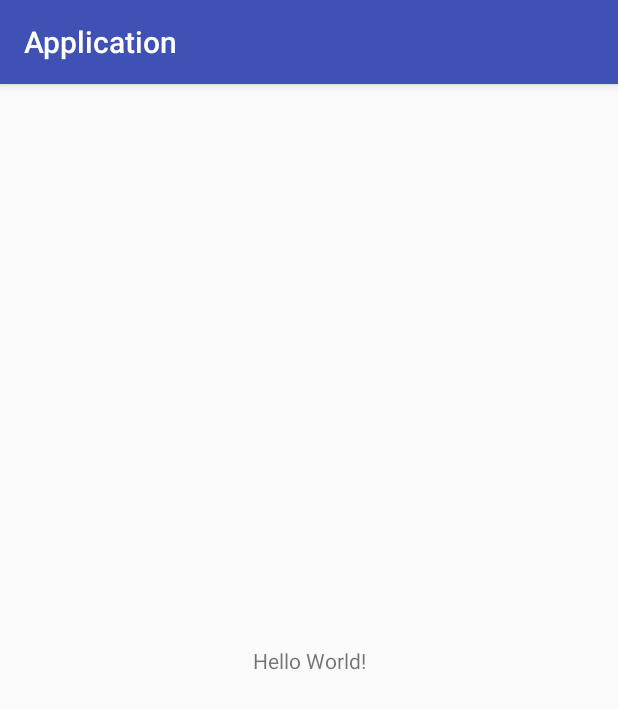
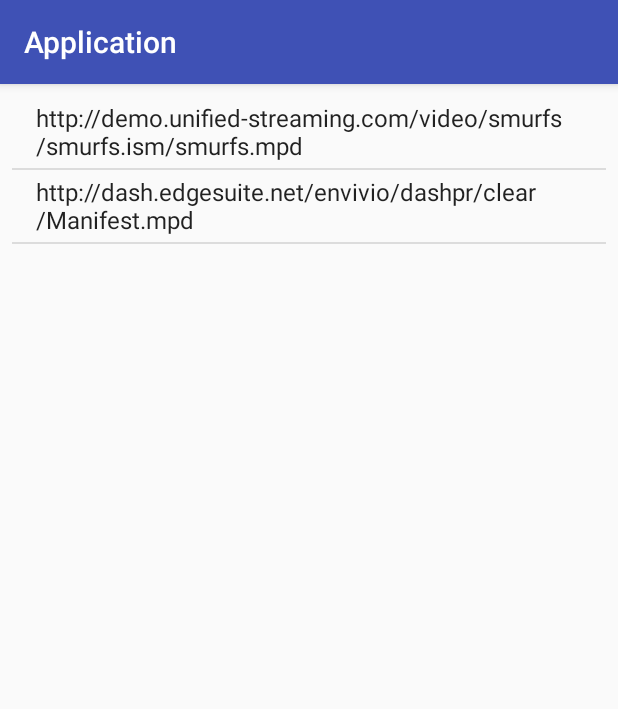
Before and after one commit to mackode/castLabs-android, an Android app: the screen it shows after launch (MainActivity), on a phone screen of 412 x 824 dp. Shown: the top 709 px of the screen. Run offline under Robolectric (Android 15) with nearby library versions, the phone set to English and light mode, and no system bars; our stand-ins replace ButterKnife.

```diff
--- a/app/build.gradle
+++ b/app/build.gradle
@@ -27,5 +27,7 @@ dependencies {
     compile project(':library')
     compile 'com.android.support:appcompat-v7:25.3.1'
     compile 'com.android.support.constraint:constraint-layout:1.0.2'
+    compile 'com.jakewharton:butterknife:8.5.1'
+    annotationProcessor 'com.jakewharton:butterknife-compiler:8.5.1'
     testCompile 'junit:junit:4.12'
 }
--- a/app/src/main/java/pl/mackode/application/MainActivity.java
+++ b/app/src/main/java/pl/mackode/application/MainActivity.java
@@ -2,12 +2,40 @@ package pl.mackode.application;
 
 import android.support.v7.app.AppCompatActivity;
 import android.os.Bundle;
+import android.widget.ArrayAdapter;
+import android.widget.ListView;
+
+import java.util.ArrayList;
+
+import butterknife.BindView;
+import butterknife.ButterKnife;
+import butterknife.OnItemSelected;
 
 public class MainActivity extends AppCompatActivity {
+
+    @BindView(R.id.listview)
+    ListView listView;
+
+    String[] values = new String[] {
+            "http://demo.unified-streaming.com/video/smurfs/smurfs.ism/smurfs.mpd",
+            "http://dash.edgesuite.net/envivio/dashpr/clear/Manifest.mpd" };
 
     @Override
     protected void onCreate(Bundle savedInstanceState) {
         super.onCreate(savedInstanceState);
         setContentView(R.layout.activity_main);
+        ButterKnife.bind(this);
+
+        final ArrayList<String> list = new ArrayList<String>();
+        for (int i = 0; i < values.length; ++i) {
+            list.add(values[i]);
+        }
+
+        final ArrayAdapter adapter = new ArrayAdapter(this, android.R.layout.simple_list_item_1, list);
+        listView.setAdapter(adapter);
+    }
+
+    @OnItemSelected(R.id.listview)
+    void onItemSelected(int position) {
     }
 }
--- a/app/src/main/res/layout/activity_main.xml
+++ b/app/src/main/res/layout/activity_main.xml
@@ -6,13 +6,23 @@
     android:layout_height="match_parent"
     tools:context="pl.mackode.application.MainActivity">
 
-    <TextView
-        android:layout_width="wrap_content"
-        android:layout_height="wrap_content"
-        android:text="Hello World!"
+    <ListView
+        android:id="@+id/listview"
+        android:layout_width="0dp"
+        android:layout_height="0dp"
+        tools:layout_constraintTop_creator="1"
+        tools:layout_constraintRight_creator="1"
+        tools:layout_constraintBottom_creator="1"
+        android:layout_marginStart="8dp"
         app:layout_constraintBottom_toBottomOf="parent"
+        android:layout_marginEnd="8dp"
+        app:layout_constraintRight_toRightOf="parent"
+        android:layout_marginTop="8dp"
+        tools:layout_constraintLeft_creator="1"
+        android:layout_marginBottom="8dp"
         app:layout_constraintLeft_toLeftOf="parent"
-        app:layout_constraintRight_toRightOf="parent"
-        app:layout_constraintTop_toTopOf="parent" />
+        app:layout_constraintTop_toTopOf="parent"
+        android:layout_marginLeft="8dp"
+        android:layout_marginRight="8dp" />
 
 </android.support.constraint.ConstraintLayout>
```
